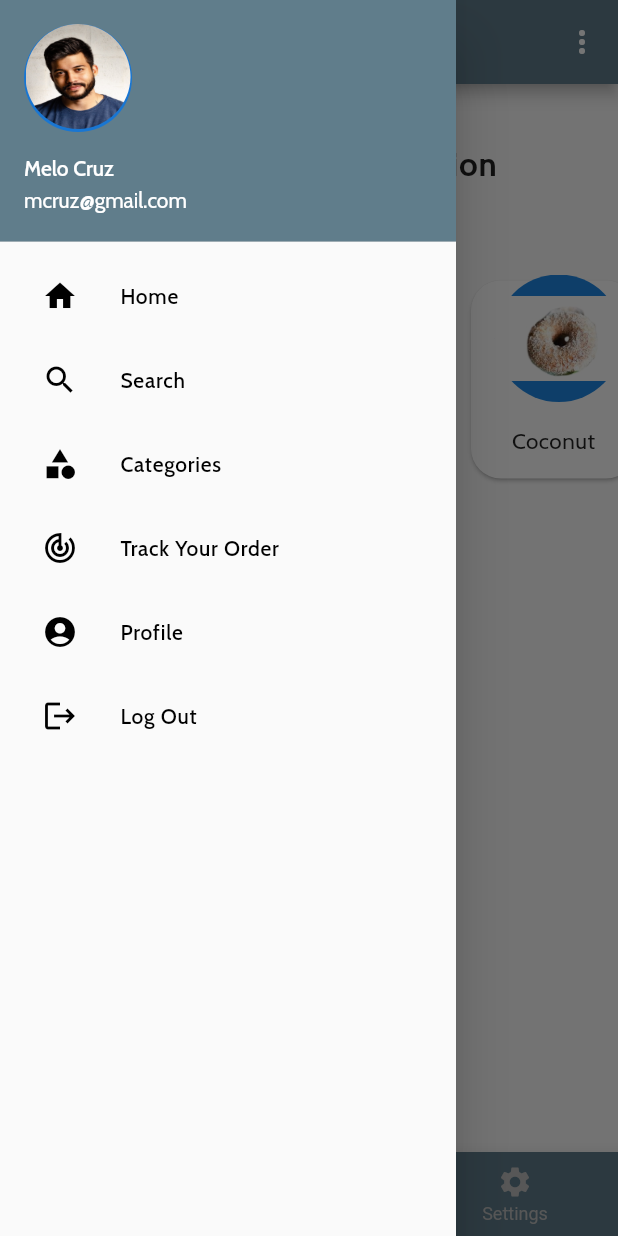
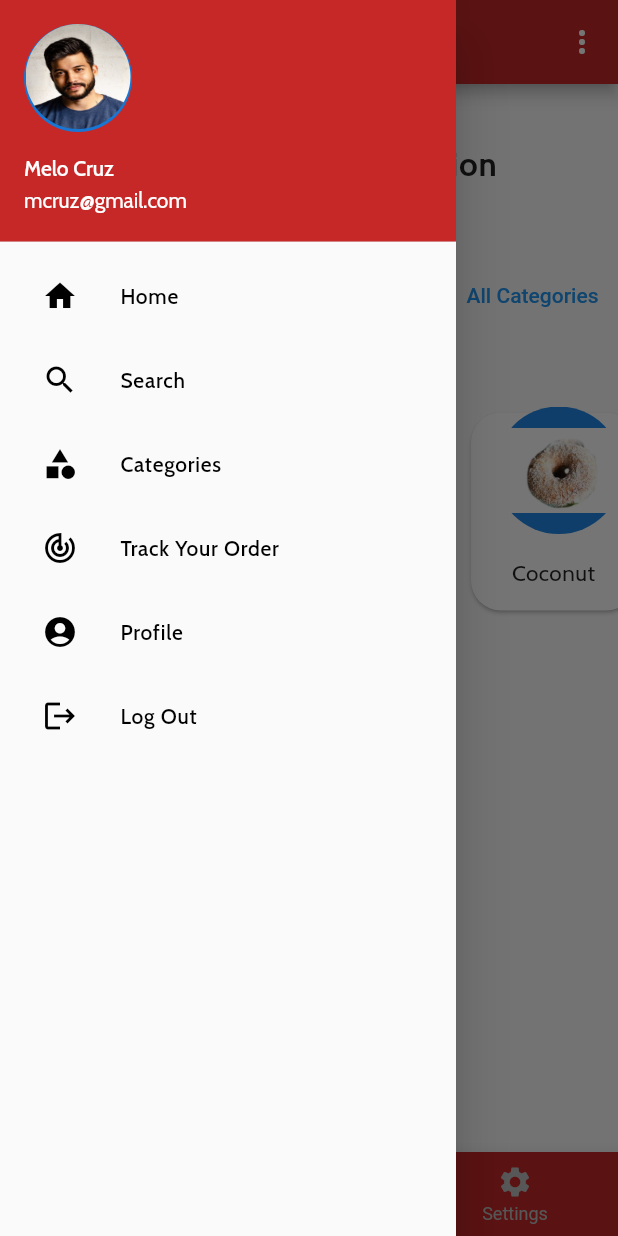
Before and after one commit to alu-rwa-prog-1/mini-project-1-iwanjo, a Flutter app: the screen it shows after launch, with the side drawer open, on a phone screen of 412 x 824 dp. Run offline on Flutter 3.47's test engine with Material 2 defaults, Android fonts, the phone set to English and light mode, and no system bars; our stand-ins replace google_fonts.

Commit message:
Row for category adn textbutton

```diff
--- a/ALU_RWA_MiniProject1_Wk3/lib/Home.dart
+++ b/ALU_RWA_MiniProject1_Wk3/lib/Home.dart
@@ -11,7 +11,7 @@ class Home extends StatelessWidget {
   Widget build(BuildContext context) {
     return Scaffold(
       appBar: AppBar(
-        backgroundColor: kBlueGreyColor,
+        backgroundColor: kRedColor,
         centerTitle: true,
         title: Text(
           "DoughnutNation",
@@ -35,7 +35,7 @@ class Home extends StatelessWidget {
         ],
       ),
       bottomNavigationBar: BottomNavigationBar(
-        backgroundColor: kBlueGreyColor,
+        backgroundColor: kRedColor,
         selectedItemColor: Colors.white,
         unselectedItemColor: Colors.grey[400],
         currentIndex: 0,
@@ -75,6 +75,33 @@ class Home extends StatelessWidget {
                   ),
                 ),
               ),
+              Row(
+                mainAxisAlignment: MainAxisAlignment.spaceBetween,
+                crossAxisAlignment: CrossAxisAlignment.start,
+                children: <Widget>[
+                  Padding(
+                    padding: EdgeInsets.symmetric(horizontal: 40, vertical: 20),
+                    child: Text(
+                      "Categories",
+                      style: GoogleFonts.cabin(
+                          fontSize: 22,
+                          fontWeight: FontWeight.bold,
+                          letterSpacing: .5),
+                    ),
+                  ),
+                  Padding(
+                    padding: EdgeInsets.symmetric(horizontal: 5, vertical: 10),
+                    child: TextButton.icon(
+                      label: Text("All Categories"),
+                      icon: Icon(Icons.category),
+                      onPressed: () {},
+                    ),
+                  ),
+                ],
+              ),
+              SizedBox(
+                height: 20,
+              ),
               SizedBox(
                 height: 20,
               ),
@@ -90,7 +117,6 @@ class Home extends StatelessWidget {
                     "Today's Deals",
                     style: GoogleFonts.cabin(
                       fontSize: 22,
-                      color: kRedColor,
                       fontWeight: FontWeight.bold,
                     ),
                   ),
@@ -169,7 +195,7 @@ class _NavigateDrawerState extends State<NavigateDrawer> {
               style: GoogleFonts.cabin(),
             ),
             decoration: BoxDecoration(
-              color: kBlueGreyColor,
+              color: kRedColor,
             ),
             currentAccountPicture: CircleAvatar(
               child: Column(
```
